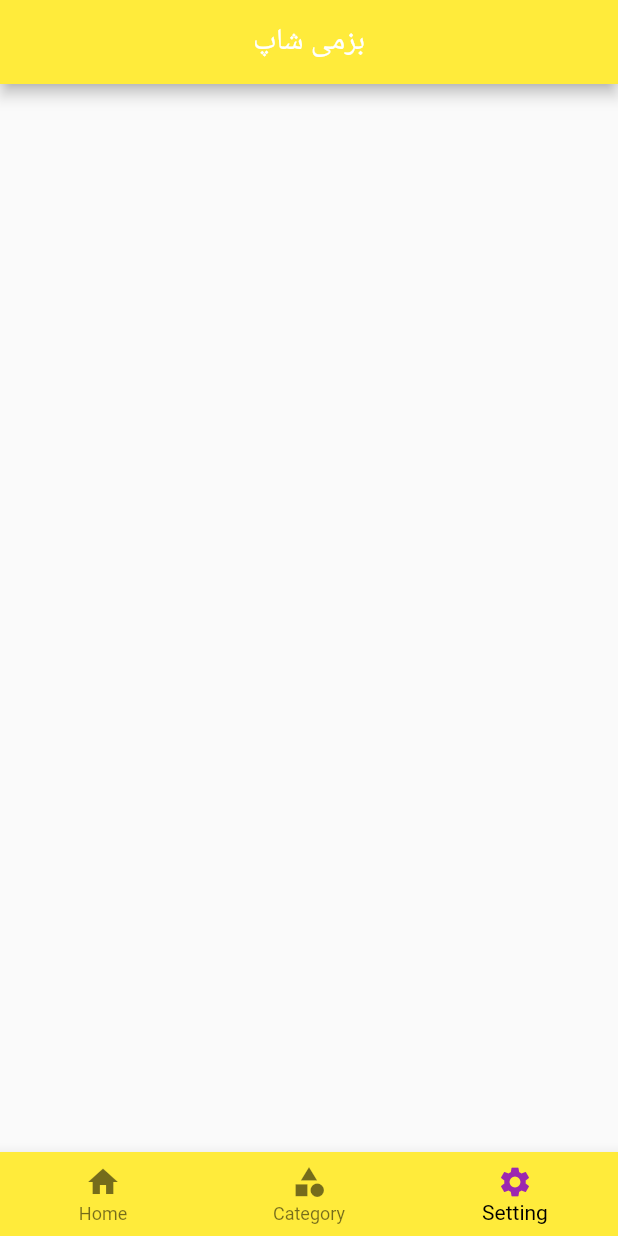
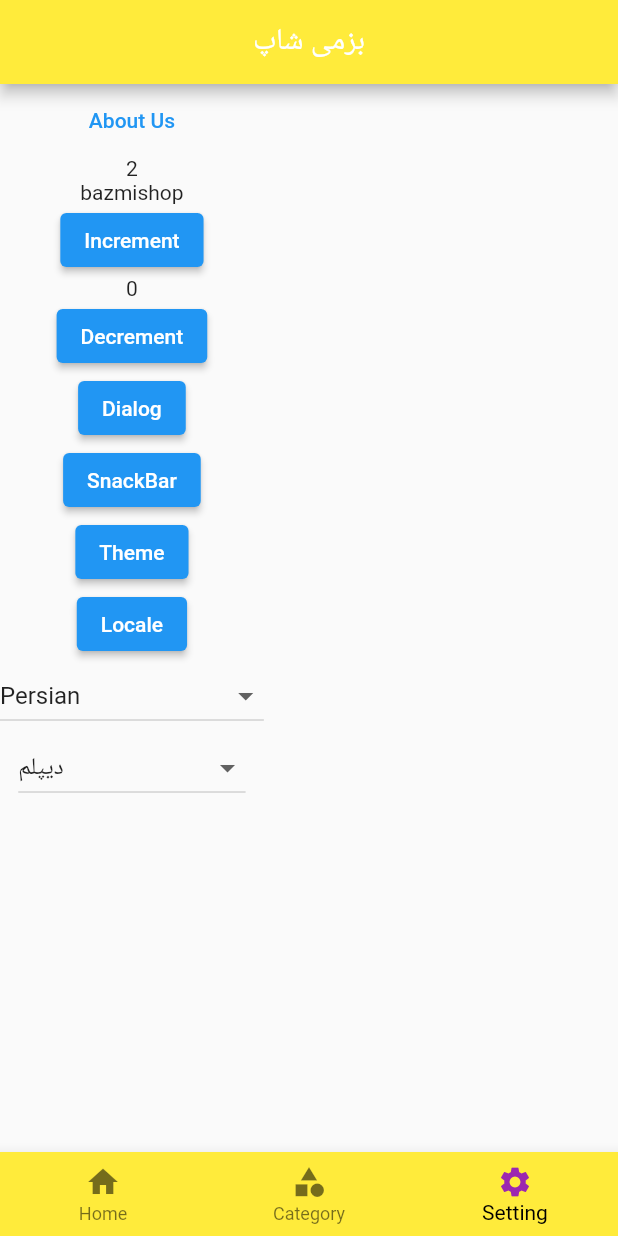
Before and after one commit to p30droid/BazmiShop, a Flutter app: the screen it shows after launch, item 3 of the bottom bar chosen, on a phone screen of 412 x 824 dp. Run offline on Flutter 3.47's test engine with Material 2 defaults, Android fonts, the phone set to English and light mode, and no system bars; our stand-ins replace dio, firebase_core, firebase_crashlytics, get, google_mobile_ads, logger and 1 more; accounts and stored records are empty; generated files the repository leaves out were written again; network calls fail.

Commit message:
session 9 added :
GetX
About Us
Setting Page
DropDownButton
CustomDropDown
TextButton
Dialog
SnackBar

```diff
--- /dev/null
+++ b/lib/models/education_model.dart
@@ -0,0 +1,12 @@
+
+
+
+class Education {
+
+  String title;
+
+  String code;
+
+  Education({required this.title , required this.code});
+
+}
--- a/lib/pages/dashboard/dashboard_page.dart
+++ b/lib/pages/dashboard/dashboard_page.dart
@@ -2,10 +2,13 @@
 
 import 'package:bazmi_shop/pages/category/category_page.dart';
 import 'package:bazmi_shop/pages/home/home_page.dart';
+import 'package:bazmi_shop/pages/setting/controller/counter_controller.dart';
+import 'package:bazmi_shop/pages/setting/controller/setting_service.dart';
 import 'package:bazmi_shop/pages/setting/setting_page.dart';
 import 'package:firebase_core/firebase_core.dart';
 import 'package:firebase_crashlytics/firebase_crashlytics.dart';
 import 'package:flutter/material.dart';
+import 'package:get/get.dart';
 
 class DashboardPage extends StatefulWidget {
   const DashboardPage({Key? key}) : super(key: key);
@@ -15,6 +18,8 @@ class DashboardPage extends StatefulWidget {
 }
 
 class _DashboardPageState extends State<DashboardPage> {
+
+
 
 
 
@@ -40,6 +45,11 @@ class _DashboardPageState extends State<DashboardPage> {
 
   @override
   Widget build(BuildContext context) {
+
+    Get.put(SettingService());
+    Get.put(CounterController());
+
+
     return Scaffold(
       appBar: AppBar(
         backgroundColor: Colors.yellow,
--- a/lib/pages/home/home_page.dart
+++ b/lib/pages/home/home_page.dart
@@ -28,13 +28,13 @@ class _HomePageState extends State<HomePage> {
 
     AdmobService.intestialLoad();
 
-/*
+
 
     client.getHome().then((BaseModel it) => logger.i(it)).catchError((onError){
       print(onError);
 
     });
-*/
+
   }
 
   @override
--- /dev/null
+++ b/lib/pages/setting/controller/counter_controller.dart
@@ -0,0 +1,13 @@
+import 'package:get/get.dart';
+
+class CounterController extends GetxController {
+  var count = 0.obs;
+
+  increment() => count++;
+
+  decrement() => count--;
+
+  var selected = "".obs;
+
+
+}
--- /dev/null
+++ b/lib/pages/setting/controller/setting_service.dart
@@ -0,0 +1,7 @@
+class SettingService {
+  int value = 2;
+
+  String getDataFromServer() {
+    return 'bazmishop';
+  }
+}
--- a/lib/pages/setting/setting_page.dart
+++ b/lib/pages/setting/setting_page.dart
@@ -1,6 +1,9 @@
-
-
+import 'package:bazmi_shop/models/education_model.dart';
+import 'package:bazmi_shop/pages/about/about_page.dart';
+import 'package:bazmi_shop/pages/setting/controller/counter_controller.dart';
+import 'package:bazmi_shop/pages/setting/controller/setting_service.dart';
 import 'package:flutter/material.dart';
+import 'package:get/get.dart';
 
 class SettingPage extends StatefulWidget {
   const SettingPage({Key? key}) : super(key: key);
@@ -10,8 +13,117 @@ class SettingPage extends StatefulWidget {
 }
 
 class _SettingPageState extends State<SettingPage> {
+//  final setting_api = Get.put(SettingService());
+  final setting_api = Get.find<SettingService>();
+
+  // final controller = Get.put(CounterController());
+  final controller = Get.find<CounterController>();
+
+  //List<String> items= ['Persian','English', 'Arabic'];
+
+  String selectedItem = 'Persian';
+   late Education selectedEducation;
+
+  List<Education> educationList = [];
+
+  @override
+  void initState() {
+    // TODO: implement initState
+    super.initState();
+
+    educationList.add(new Education(title: 'دیپلم', code: '1222000222'));
+    educationList.add(new Education(title: 'فوق دیپلم', code: '1222400222'));
+    educationList.add(new Education(title: 'لیسانس', code: '12220200222'));
+
+    //selectedEducation =new Education(title: 'دیپلم', code: '1222000222');
+    selectedEducation = educationList[0];
+
+
+  }
+
   @override
   Widget build(BuildContext context) {
-    return Container();
+    return Scaffold(
+      body: Column(
+        children: [
+          TextButton(
+              onPressed: () {
+                // Get.to('/about');
+                Get.toNamed('about');
+              },
+              child: Text('About Us')),
+          Text('${setting_api.value}'),
+          Text('${setting_api.getDataFromServer()}'),
+          ElevatedButton(
+              onPressed: () {
+                controller.increment();
+              },
+              child: Text("Increment")),
+          Obx(() => Text('${controller.count}')),
+          ElevatedButton(
+              onPressed: () {
+                controller.decrement();
+              },
+              child: Text("Decrement")),
+          ElevatedButton(
+              onPressed: () {
+                Get.defaultDialog(
+                    title: 'About app', middleText: 'Bazi Shop Store');
+              },
+              child: Text("Dialog")),
+          ElevatedButton(
+              onPressed: () {
+                Get.snackbar('Hello', "don't back",
+                    snackPosition: SnackPosition.BOTTOM);
+              },
+              child: Text("SnackBar")),
+          ElevatedButton(
+              onPressed: () {
+                Get.changeTheme(ThemeData.light());
+              },
+              child: Text("Theme")),
+          ElevatedButton(
+              onPressed: () {
+                //  Get.Loca
+              },
+              child: Text("Locale")),
+          DropdownButton<String>(
+            items: <String>['Persian', 'English', 'Arabic'].map((String value) {
+              return DropdownMenuItem<String>(
+                child: Text(value),
+                value: value,
+              );
+            }).toList(),
+            hint: Text('Select your language:'),
+            value: selectedItem,
+            onChanged: (value) {
+              setState(() {
+                selectedItem = value!;
+              });
+            },
+          ),
+          DropdownButton<Education>(
+            items: educationList.map((Education value) {
+              return DropdownMenuItem<Education>(
+                child: Text(value.title),
+                value: value,
+              );
+            }).toList(),
+
+            hint: Text('Select your Major:'),
+
+            value: selectedEducation ,
+            onChanged: (value) {
+
+              print('${value!.title} and ${value!.code}');
+
+              setState(() {
+                selectedEducation = value!;
+              });
+            },
+          )
+        ],
+      ),
+    );
   }
 }
--- a/pubspec.yaml
+++ b/pubspec.yaml
@@ -42,6 +42,7 @@ dependencies:
   firebase_core: "^1.7.0"
   firebase_crashlytics: "^2.2.3"
   google_mobile_ads: ^0.13.5
+  get: ^4.3.8
 
 dev_dependencies:
   flutter_test:
```
Also changed, not shown: lib/main.dart (+18 -2 lines), lib/pages/about/about_page.dart (added, +26 -0 lines), lib/pages/setting/binding/bind_setting.dart (added, +14 -0 lines), pubspec.lock.
